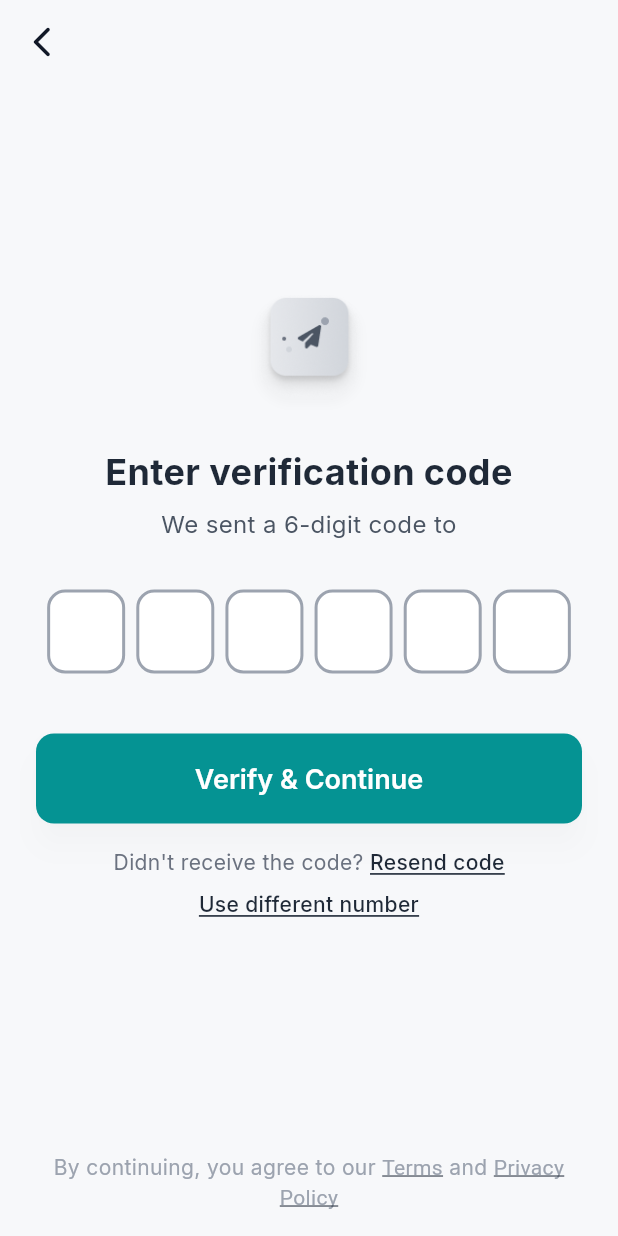
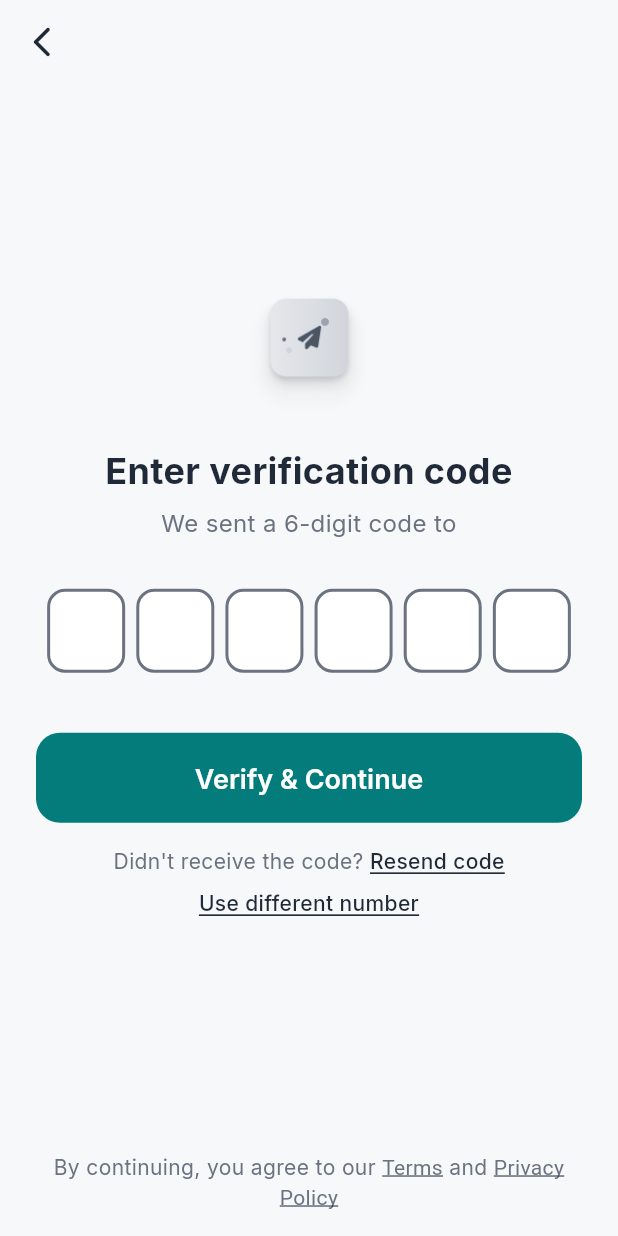
Before and after one commit to asifsheikh/Volo, a Flutter app: the OtpScreen screen opened directly with empty values, on a phone screen of 412 x 824 dp. Run offline on Flutter 3.47's test engine with Material 3 defaults, Android fonts, the phone set to English and light mode, and no system bars; drawn by our look-alikes of pin_code_fields; our stand-ins replace cloud_firestore, confetti, connectivity_plus, file_picker, firebase_ai, firebase_auth and 11 more; missing offline and left inert: firebase_app_check; accounts and stored records are empty; network calls fail.

Commit message:
Migrate authentication screens to use centralized AppTheme

```diff
--- a/lib/screens/auth/otp_screen.dart
+++ b/lib/screens/auth/otp_screen.dart
@@ -7,6 +7,7 @@ import 'dart:async';
 
 import '../../services/firebase_service.dart';
 import '../../services/network_service.dart';
+import '../../theme/app_theme.dart';
 import '../onboarding/welcome_back_screen.dart';
 
 /// OTP Verification Screen for Volo App
@@ -293,12 +294,12 @@ class _OtpScreenState extends State<OtpScreen> {
   @override
   Widget build(BuildContext context) {
     return Scaffold(
-      backgroundColor: const Color(0xFFF7F8FA),
+      backgroundColor: AppTheme.background,
       appBar: AppBar(
-        backgroundColor: const Color(0xFFF7F8FA),
+        backgroundColor: AppTheme.background,
         elevation: 0,
         leading: IconButton(
-          icon: const Icon(Icons.arrow_back_ios_new_rounded, color: Color(0xFF111827)),
+          icon: Icon(Icons.arrow_back_ios_new_rounded, color: AppTheme.textPrimary),
           onPressed: () => Navigator.of(context).pop(),
         ),
       ),
@@ -332,28 +333,16 @@ class _OtpScreenState extends State<OtpScreen> {
                       ),
                       const SizedBox(height: 32),
                       // Title
-                      const Text(
+                      Text(
                         'Enter verification code',
-                        style: TextStyle(
-                          fontFamily: 'Inter',
-                          fontWeight: FontWeight.w700,
-                          fontSize: 24,
-                          height: 30 / 24,
-                          color: Color(0xFF1F2937),
-                        ),
+                        style: AppTheme.headlineMedium,
                         textAlign: TextAlign.center,
                       ),
                       const SizedBox(height: 8),
                       // Subtitle
                       Text(
                         'We sent a 6-digit code to ${widget.phoneNumber}',
-                        style: const TextStyle(
-                          fontFamily: 'Inter',
-                          fontWeight: FontWeight.w400,
-                          fontSize: 16,
-                          height: 24 / 16,
-                          color: Color(0xFF4B5563),
-                        ),
+                        style: AppTheme.bodyLarge.copyWith(color: AppTheme.textSecondary),
                         textAlign: TextAlign.center,
                       ),
                       const SizedBox(height: 32),
@@ -377,12 +366,12 @@ class _OtpScreenState extends State<OtpScreen> {
                                   borderRadius: BorderRadius.circular(12),
                                   fieldHeight: 56,
                                   fieldWidth: 52,
-                                  activeColor: _errorText != null ? Colors.red : const Color(0xFF9CA3AF),
-                                  selectedColor: const Color(0xFF1F2937),
-                                  inactiveColor: const Color(0xFF9CA3AF),
-                                  activeFillColor: Colors.white,
-                                  selectedFillColor: Colors.white,
-                                  inactiveFillColor: Colors.white,
+                                  activeColor: _errorText != null ? AppTheme.destructive : AppTheme.textSecondary,
+                                  selectedColor: AppTheme.textPrimary,
+                                  inactiveColor: AppTheme.textSecondary,
+                                  activeFillColor: AppTheme.cardBackground,
+                                  selectedFillColor: AppTheme.cardBackground,
+                                  inactiveFillColor: AppTheme.cardBackground,
                                   borderWidth: 2,
                                 ),
                                 keyboardType: TextInputType.number,
@@ -411,14 +400,7 @@ class _OtpScreenState extends State<OtpScreen> {
                           height: 60,
                           child: ElevatedButton(
                             onPressed: _isLoading ? null : _onVerify,
-                                                  style: ElevatedButton.styleFrom(
-                        backgroundColor: const Color(0xFF059393),
-                              shape: RoundedRectangleBorder(
-                                borderRadius: BorderRadius.circular(12),
-                              ),
-                              shadowColor: Colors.black.withOpacity(0.1),
-                              elevation: 8,
-                            ),
+                                                  style: AppTheme.primaryButton,
                             child: _isLoading
                                 ? const SizedBox(
                                     width: 20,
@@ -428,15 +410,9 @@ class _OtpScreenState extends State<OtpScreen> {
                                       valueColor: AlwaysStoppedAnimation<Color>(Colors.white),
                                     ),
                                   )
-                                : const Text(
+                                : Text(
                                     'Verify & Continue',
-                                    style: TextStyle(
-                                      fontFamily: 'Inter',
-                                      fontWeight: FontWeight.w600,
-                                      fontSize: 18,
-                                      height: 22 / 18,
-                                      color: Colors.white,
-                                    ),
+                                    style: AppTheme.titleLarge.copyWith(color: AppTheme.textOnPrimary),
                                   ),
                           ),
                         ),
@@ -446,25 +422,18 @@ class _OtpScreenState extends State<OtpScreen> {
                       Row(
                         mainAxisAlignment: MainAxisAlignment.center,
                         children: [
-                          const Text(
+                          Text(
                             "Didn't receive the code? ",
-                            style: TextStyle(
-                              fontFamily: 'Inter',
-                              fontWeight: FontWeight.w400,
-                              fontSize: 14,
-                              color: Color(0xFF6B7280),
-                            ),
+                            style: AppTheme.bodyMedium.copyWith(color: AppTheme.textSecondary),
                           ),
                           if (_canResend)
                             GestureDetector(
                               onTap: _resendOTP,
-                              child: const Text(
+                              child: Text(
                                 'Resend code',
-                                style: TextStyle(
-                                  fontFamily: 'Inter',
+                                style: AppTheme.bodyMedium.copyWith(
                                   fontWeight: FontWeight.w500,
-                                  fontSize: 14,
-                                  color: Color(0xFF1F2937),
+                                  color: AppTheme.textPrimary,
                                   decoration: TextDecoration.underline,
                                 ),
                               ),
@@ -472,12 +441,7 @@ class _OtpScreenState extends State<OtpScreen> {
                           else
                             Text(
                               'Resend in $_resendCountdown seconds',
-                              style: const TextStyle(
-                                fontFamily: 'Inter',
-                                fontWeight: FontWeight.w400,
-                                fontSize: 14,
-                                color: Color(0xFF9CA3AF),
-                              ),
+                              style: AppTheme.bodyMedium.copyWith(color: AppTheme.textSecondary),
                             ),
                         ],
                       ),
@@ -485,13 +449,11 @@ class _OtpScreenState extends State<OtpScreen> {
                       // Change number
                       GestureDetector(
                         onTap: () => Navigator.of(context).pop(),
-                        child: const Text(
+                        child: Text(
                           'Use different number',
-                          style: TextStyle(
-                            fontFamily: 'Inter',
+                          style: AppTheme.bodyMedium.copyWith(
                             fontWeight: FontWeight.w500,
-                            fontSize: 14,
-                            color: Color(0xFF1F2937),
+                            color: AppTheme.textPrimary,
                             decoration: TextDecoration.underline,
                           ),
                           textAlign: TextAlign.center,
@@ -506,15 +468,10 @@ class _OtpScreenState extends State<OtpScreen> {
             // Terms/Privacy at bottom
             Padding(
               padding: const EdgeInsets.only(bottom: 16.0, left: 24.0, right: 24.0),
-              child: const Text.rich(
+              child: Text.rich(
                 TextSpan(
                   text: 'By continuing, you agree to our ',
-                  style: TextStyle(
-                    fontFamily: 'Inter',
-                    fontWeight: FontWeight.w400,
-                    fontSize: 14,
-                    color: Color(0xFF9CA3AF),
-                  ),
+                  style: AppTheme.bodyMedium.copyWith(color: AppTheme.textSecondary),
                   children: [
                     TextSpan(
                       text: 'Terms',
```
Also changed, not shown: lib/screens/auth/login_screen.dart (+15 -50 lines), lib/screens/auth/welcome_screen.dart (+6 -14 lines).
